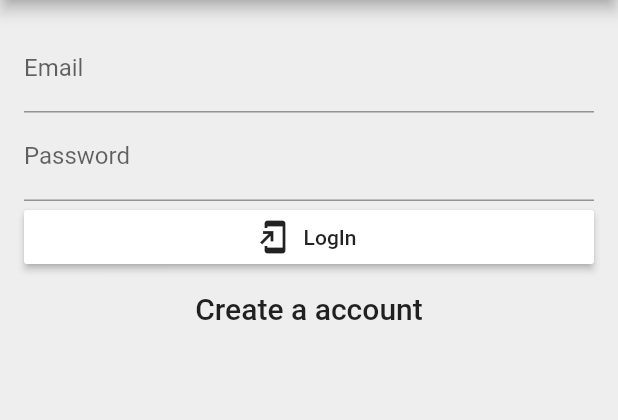
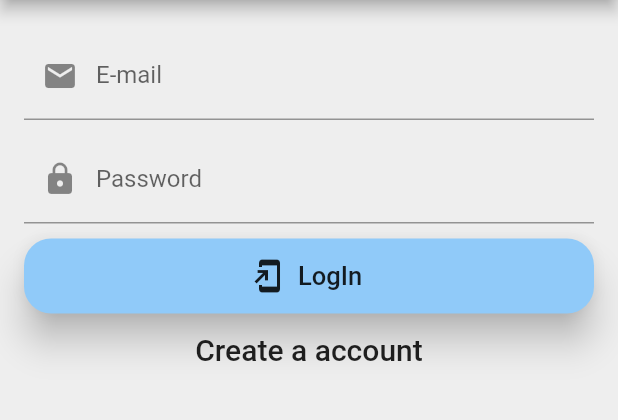
Before and after one commit to KushanChamindu/health-care-support-system, a Flutter app: the screen it shows after launch, on a phone screen of 412 x 824 dp, the part 84-504 px from its top. Run offline on Flutter 3.47's test engine with Material 2 defaults, Android fonts, the phone set to English and light mode, and no system bars; our stand-ins replace cloud_firestore, datetime_picker_formfield, firebase_auth, firebase_storage, image_picker; missing offline and left inert: dart:ffi, flutter_webview_plugin; accounts and stored records are empty; project files that could hold a hidden picture were left out.

Commit message:
Decoration done!!

```diff
--- a/lib/Pages/Auth/LogIn.dart
+++ b/lib/Pages/Auth/LogIn.dart
@@ -1,5 +1,6 @@
 import 'package:flutter/cupertino.dart';
 import 'package:flutter/material.dart';
+import 'package:flutter/rendering.dart';
 import 'package:healthcaresupportsystem/Pages/Auth/Auth.dart';
 import 'package:healthcaresupportsystem/Pages/Auth/User.dart';
 import 'package:healthcaresupportsystem/Pages/Loading.dart';
@@ -77,7 +78,6 @@ class _LogInState extends State<LogIn> {
         } else if (_formType == FormType.register) {
           setState(() {
             loadingStatus = LoadingStatus.loadRegister;
-
           });
         }
       } catch (e) {
@@ -89,80 +89,119 @@ class _LogInState extends State<LogIn> {
   @override
   Widget build(BuildContext context) {
     final TextEditingController _controller = new TextEditingController();
-    List<String> blood_groups=['O−',	'O+',	'A−',	'A+',	'B−',	'B+',	'AB−',	'AB+'];
+    List<String> blood_groups = [
+      'O−',
+      'O+',
+      'A−',
+      'A+',
+      'B−',
+      'B+',
+      'AB−',
+      'AB+'
+    ];
 
     List<Widget> buildInputs() {
       if (_formType == FormType.logIn) {
         return [
+          SizedBox(
+            height: 5,
+          ),
           TextFormField(
-            decoration: InputDecoration(labelText: 'Email'),
+            decoration: InputDecoration(
+                labelText: 'E-mail',
+                hintText: 'Input valid E-mail',
+                prefixIcon: Icon(Icons.email),
+                focusedBorder: OutlineInputBorder(
+                    borderRadius: BorderRadius.all(Radius.circular(4)),
+                    borderSide: BorderSide(width: 1, color: Colors.blue))),
             validator: (value) =>
-            value.isEmpty
-                ? 'Email con\'t be empty'
-                : null,
+                value.isEmpty ? 'Email con\'t be empty' : null,
             onSaved: (value) => _email = value,
           ),
+          SizedBox(
+            height: 10,
+          ),
           TextFormField(
-            decoration: InputDecoration(labelText: 'Password'),
+            decoration: InputDecoration(
+                focusedBorder: OutlineInputBorder(
+                    borderRadius: BorderRadius.all(Radius.circular(4)),
+                    borderSide: BorderSide(width: 1, color: Colors.blue)),
+                labelText: 'Password',
+                hintText: 'Input Password',
+                prefixIcon: Icon(Icons.lock)),
             validator: (value) =>
-            value.isEmpty
-                ? 'Password con\'t be empty'
-                : null,
+                value.isEmpty ? 'Password con\'t be empty' : null,
             obscureText: true,
             onSaved: (value) => _password = value,
           ),
-
         ];
       } else if (_formType == FormType.register) {
         return [
-//          DropdownButton<String>(
-//            items: <String>['A', 'B', 'C', 'D'].map((String value) {
-//              return new DropdownMenuItem<String>(
-//                value: value,
-//                child: new Text(value),
-//              );
-//            }).toList(),
-//            onChanged: (_) {},
-//          ),
           TextFormField(
-            decoration: InputDecoration(labelText: 'User name'),
+            decoration: InputDecoration(
+                labelText: 'User name',
+                hintText: 'Input user name',
+                prefixIcon: Icon(Icons.perm_identity),
+                focusedBorder: OutlineInputBorder(
+                    borderRadius: BorderRadius.all(Radius.circular(4)),
+                    borderSide: BorderSide(width: 1, color: Colors.blue))),
             // ignore: missing_return
-            validator: (value){
-              if(value.isEmpty){
+            validator: (value) {
+              if (value.isEmpty) {
                 return 'User name con\'t be empty';
-              }else if(value.length>=28){
+              } else if (value.length >= 28) {
                 return 'User name should be 28 characters';
               }
             },
             onSaved: (value) => Username = value,
           ),
+          SizedBox(
+            height: 10,
+          ),
           TextFormField(
-            decoration: InputDecoration(labelText: 'Email'),
+            decoration: InputDecoration(
+                labelText: 'E-mail',
+                hintText: 'Input valid E-mail',
+                prefixIcon: Icon(Icons.email),
+                focusedBorder: OutlineInputBorder(
+                    borderRadius: BorderRadius.all(Radius.circular(4)),
+                    borderSide: BorderSide(width: 1, color: Colors.blue))),
             validator: (value) =>
-            value.isEmpty
-                ? 'Email con\'t be empty'
-                : null,
+                value.isEmpty ? 'Email con\'t be empty' : null,
             onSaved: (value) => _email = value,
+          ),
+          SizedBox(
+            height: 10,
           ),
           Column(children: <Widget>[
 //            Text('Basic date field (${format.pattern})'),
             DateTimeField(
-              onSaved: (value)=> Birthday=value,
+              onSaved: (value) => Birthday = value,
               // ignore: missing_return
-              validator: (value){
-                if(value==null){
+              validator: (value) {
+                if (value == null) {
                   return 'Birthday is required';
-                }else{
-                  String date=value.toString().trim().split(' ')[0];
-                  final birthday = DateTime(int.parse(date.split('-')[0]) ,int.parse(date.split('-')[1]),int.parse(date.split('-')[2]),);
+                } else {
+                  String date = value.toString().trim().split(' ')[0];
+                  final birthday = DateTime(
+                    int.parse(date.split('-')[0]),
+                    int.parse(date.split('-')[1]),
+                    int.parse(date.split('-')[2]),
+                  );
                   final date2 = DateTime.now();
                   final difference = date2.difference(birthday).inDays;
-                  if(difference<=3650){
+                  if (difference <= 3650) {
                     return 'Your age should be more than 10 years';
                   }
                 }
               },
-              decoration: InputDecoration(labelText: 'Birthday'),
+              decoration: InputDecoration(
+                  labelText: 'Birthday',
+                  hintText: 'Input birthday',
+                  prefixIcon: Icon(Icons.calendar_today),
+                  focusedBorder: OutlineInputBorder(
+                      borderRadius: BorderRadius.all(Radius.circular(4)),
+                      borderSide: BorderSide(width: 1, color: Colors.blue))),
               format: format,
               onShowPicker: (context, currentValue) {
                 return showDatePicker(
@@ -170,32 +209,19 @@ class _LogInState extends State<LogIn> {
                     firstDate: DateTime(1900),
                     initialDate: currentValue ?? DateTime.now(),
                     lastDate: DateTime(2100));
-
               },
             ),
           ]),
-//          TextFormField(
-//            decoration: InputDecoration(labelText: 'BloodGroup'),
-//            // ignore: missing_return
-//            validator: (value) {
-//              List<String> blood_groups=['O−',	'O+',	'A−',	'A+,'	'B−',	'B+',	'AB−',	'AB+,'];
-//              if(value.isEmpty){
-//                return 'Blood group con\'t be empty';
-//              }
-//              else if(!blood_groups.contains(value)){
-//                return 'Blood group should be one of thses: O−	O+	A−	A+	B−	B+	AB−	AB+';
-//              }
-//            },
-//            onSaved: (value) => bloodGroup = value,
-//          ),
+          SizedBox(
+            height: 10,
+          ),
           TextFormField(
             // ignore: missing_return
             validator: (value) {
 //              List<String> blood_groups=['O−',	'O+',	'A−',	'A+,'	'B−',	'B+',	'AB−',	'AB+,'];
-              if(value.isEmpty){
+              if (value.isEmpty) {
                 return 'Blood group con\'t be empty';
-              }
-              else if(!blood_groups.contains(value)){
+              } else if (!blood_groups.contains(value)) {
                 return 'Blood group should be one of thses: O−	O+	A−	A+	B−	B+	AB−	AB+';
               }
             },
@@ -203,6 +229,11 @@ class _LogInState extends State<LogIn> {
             controller: _controller,
             decoration: InputDecoration(
               labelText: 'Blood group',
+              hintText: 'Input your blood group',
+              prefixIcon: Icon(Icons.local_hospital),
+              focusedBorder: OutlineInputBorder(
+                  borderRadius: BorderRadius.all(Radius.circular(4)),
+                  borderSide: BorderSide(width: 1, color: Colors.blue)),
               suffixIcon: PopupMenuButton<String>(
                 icon: const Icon(Icons.arrow_drop_down),
                 onSelected: (String value) {
@@ -218,19 +249,26 @@ class _LogInState extends State<LogIn> {
               ),
             ),
           ),
+          SizedBox(
+            height: 10,
+          ),
           TextFormField(
-            decoration: InputDecoration(labelText: 'Password'),
+            decoration: InputDecoration(
+                focusedBorder: OutlineInputBorder(
+                    borderRadius: BorderRadius.all(Radius.circular(4)),
+                    borderSide: BorderSide(width: 1, color: Colors.blue)),
+                labelText: 'Password',
+                hintText: 'Input Password',
+                prefixIcon: Icon(Icons.lock)),
             validator: (value) =>
-            value.isEmpty
-                ? 'Password con\'t be empty'
-                : null,
+                value.isEmpty ? 'Password con\'t be empty' : null,
             obscureText: true,
             onSaved: (value) => _password = value,
           ),
-
         ];
       }
     }
+
     switch (loadingStatus) {
       case LoadingStatus.nigther:
         return Scaffold(
@@ -281,7 +319,11 @@ class _LogInState extends State<LogIn> {
           email: _email,
           passwaord: _password,
           isLogInResquest: false,
-          user: User(uid: null,Birthday: Birthday,bloodGroup: bloodGroup,Username: Username),
+          user: User(
+              uid: null,
+              Birthday: Birthday,
+              bloodGroup: bloodGroup,
+              Username: Username),
         );
     }
   }
@@ -291,11 +333,24 @@ class _LogInState extends State<LogIn> {
   List<Widget> buildSubmitButtons() {
     if (_formType == FormType.logIn) {
       return [
-        RaisedButton.icon(
-          onPressed: validateAndSubmit,
-          icon: Icon(Icons.add_to_home_screen),
-          label: Text("LogIn"),
-          color: Colors.white,
+        SizedBox(
+          height: 10,
+        ),
+        Container(
+          height: 50,
+          child: RaisedButton.icon(
+            shape:
+                RoundedRectangleBorder(borderRadius: BorderRadius.circular(18)),
+            color: Colors.blue[200],
+            splashColor: Colors.black38,
+            elevation: 10,
+            onPressed: validateAndSubmit,
+            icon: Icon(Icons.add_to_home_screen),
+            label: Text(
+              "LogIn",
+              style: TextStyle(fontSize: 17),
+            ),
+          ),
         ),
         FlatButton(
           child: Text(
@@ -308,11 +363,21 @@ class _LogInState extends State<LogIn> {
 //      e.toString().split(',')[1]
     } else if (_formType == FormType.register) {
       return [
-        RaisedButton.icon(
-          onPressed: validateAndSubmit,
-          icon: Icon(Icons.create),
-          label: Text("Register"),
-          color: Colors.white,
+        SizedBox(
+          height: 10,
+        ),
+        Container(
+          height: 50,
+          child: RaisedButton.icon(
+            shape:
+                RoundedRectangleBorder(borderRadius: BorderRadius.circular(18)),
+            color: Colors.blue[200],
+            splashColor: Colors.black38,
+            elevation: 10,
+            onPressed: validateAndSubmit,
+            icon: Icon(Icons.create),
+            label: Text("Register"),
+          ),
         ),
         FlatButton(
           child: Text(
--- a/lib/Pages/Loading.dart
+++ b/lib/Pages/Loading.dart
@@ -104,7 +104,8 @@ class _LoadingState extends State<Loading> with SingleTickerProviderStateMixin {
       print("Error : ${e.toString().split(',')[1]}");
       setState(() {
         _visibility=true;
-        error=e.toString().split(',')[1];
+        error=e.toString().split(',')[1].split('.')[0];
+        print(error.length);
       });
 
 //      Navigator.pushReplacementNamed(context, '/' );
```
Also changed, not shown: lib/CKD_Card/CKD_Card.dart (+12 -6 lines), lib/Pages/CKD_pages/CKD_discription.dart (+21 -19 lines), lib/Pages/CKD_pages/CKD_precautions.dart (+4 -3 lines), lib/Pages/CKD_pages/CKD_symptom.dart (+4 -3 lines), lib/Pages/CKD_pages/CKD_webview.dart (+9 -5 lines).
